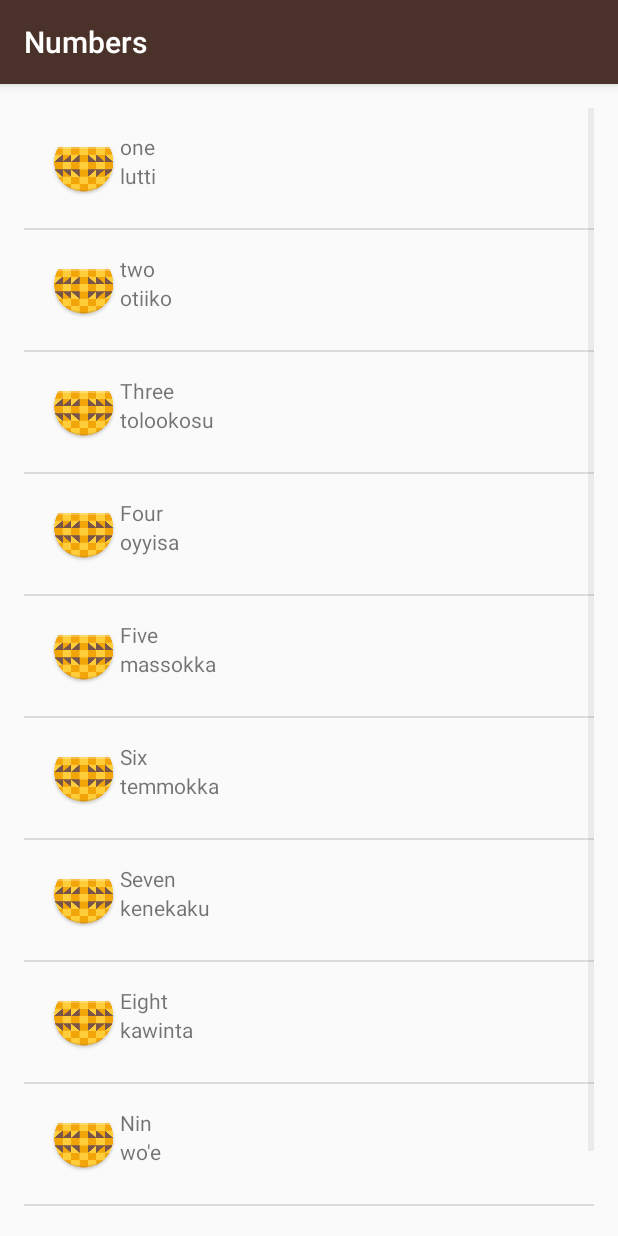
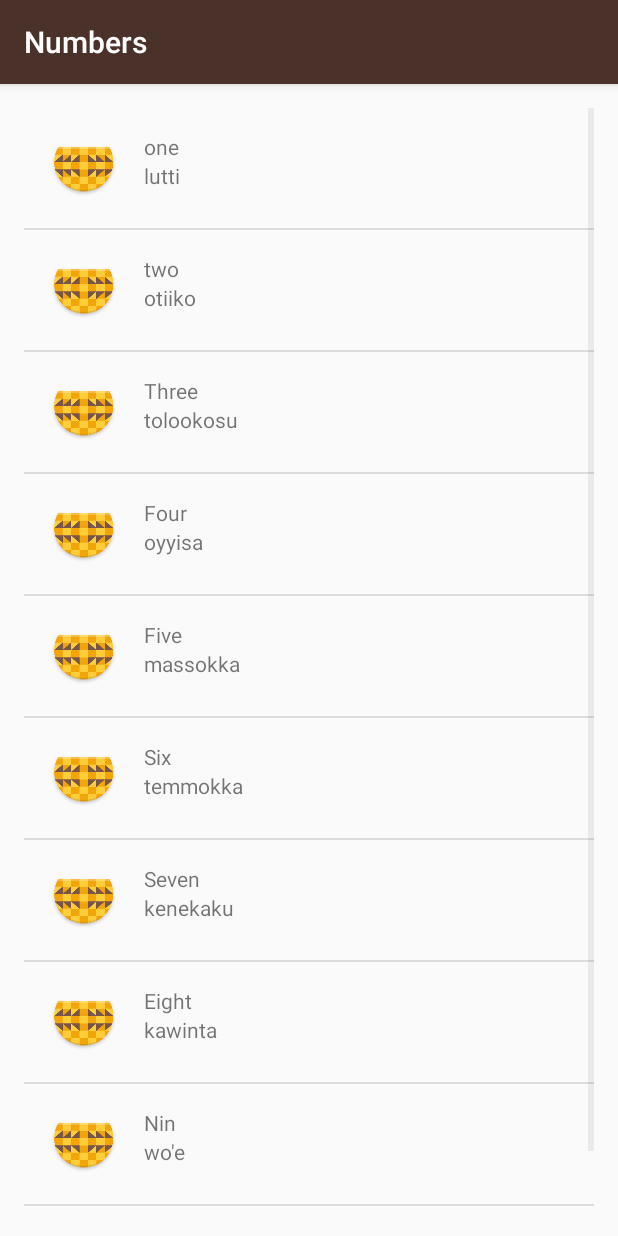
Before and after one commit to AlanFlores58/miwok, an Android app: the NumbersActivity screen opened directly, with no data from a screen before it, on a phone screen of 412 x 824 dp. Run offline under Robolectric (Android 15) with nearby library versions, the phone set to English and light mode, and no system bars.

Commit message:
first commit

```diff
--- a/app/src/main/res/layout/list_item.xml
+++ b/app/src/main/res/layout/list_item.xml
@@ -11,7 +11,7 @@
         android:layout_width="wrap_content"
         android:layout_height="wrap_content"
         android:src="@mipmap/ic_launcher"
-        android:layout_marginR="16dp"/>
+        android:layout_marginRight="16dp"/>
     <LinearLayout
         android:layout_width="wrap_content"
         android:layout_height="wrap_content"
```
